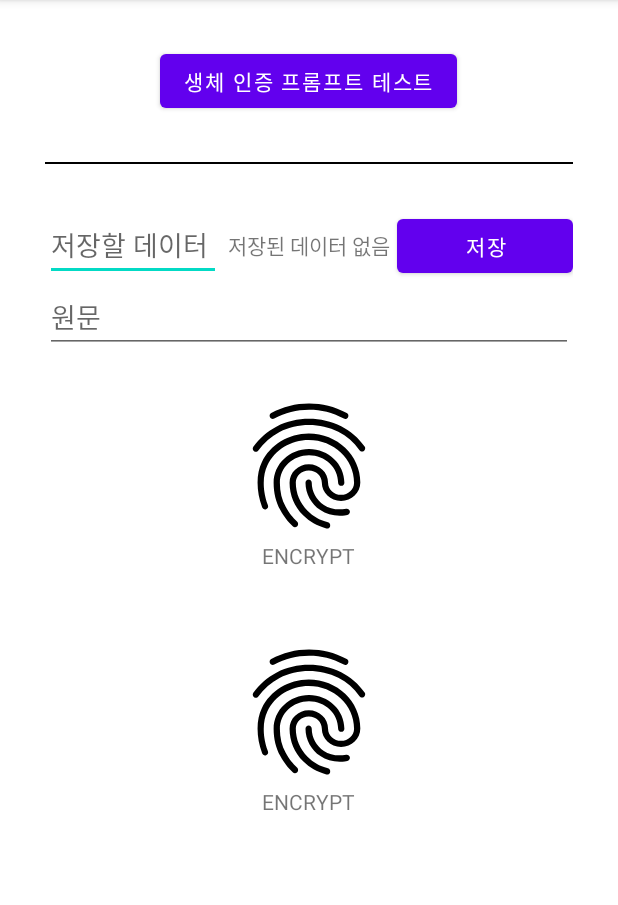
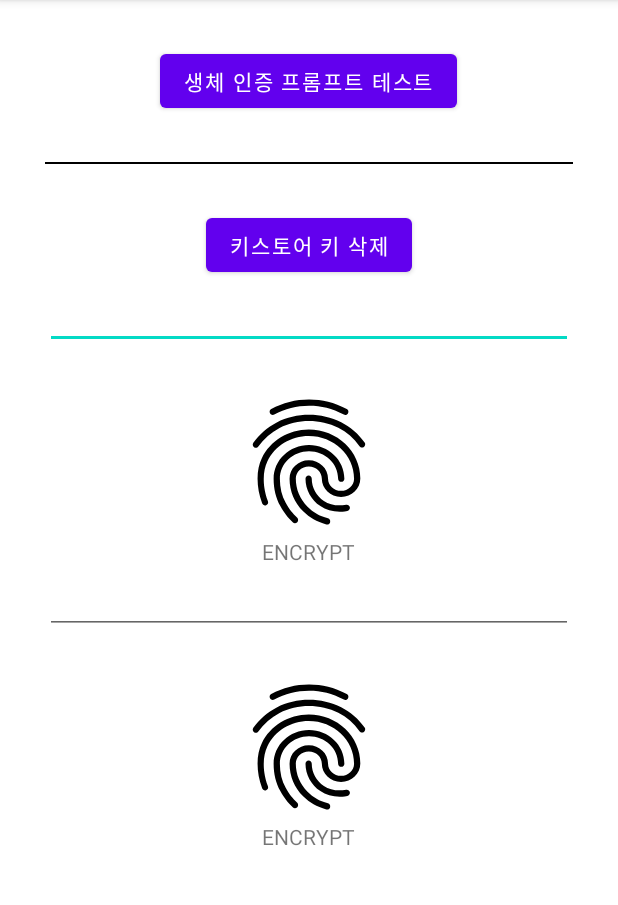
Before and after one commit to HYUNJUNEPARK/BioManager, an Android app: the screen it shows after launch (MainActivity), on a phone screen of 412 x 824 dp, the part 84-989 px from its top. Run offline under Robolectric (Android 15) with nearby library versions, the phone set to English and light mode, and no system bars; our stand-ins replace Timber, data binding; libraries missing offline, so code that uses them is left out: android.view.

```diff
--- a/app/src/main/res/layout/activity_main.xml
+++ b/app/src/main/res/layout/activity_main.xml
@@ -14,6 +14,10 @@
             name="isVisibleBiometricUI"
             type="Boolean" />
     </data>
+
+    <ScrollView
+        android:layout_width="match_parent"
+        android:layout_height="wrap_content">
 
         <LinearLayout
             android:layout_width="match_parent"
@@ -44,40 +48,17 @@
                 android:layout_marginVertical="30dp"
                 android:background="@color/black" />
 
-        <LinearLayout
-            android:layout_width="match_parent"
-            android:layout_height="wrap_content"
-            android:orientation="horizontal">
-
-            <EditText
-                android:layout_width="0dp"
-                android:layout_height="wrap_content"
-                android:layout_weight="1"
-                android:hint="저장할 데이터" />
-
-            <TextView
-                android:layout_width="0dp"
+            <Button
+                android:layout_width="wrap_content"
                 android:layout_height="wrap_content"
                 android:layout_gravity="center"
-                android:layout_weight="1"
-                android:ellipsize="end"
-                android:gravity="center"
-                android:maxLines="2"
-                android:text="저장된 데이터 없음" />
-
-            <Button
-                android:layout_width="0dp"
-                android:layout_height="wrap_content"
-                android:layout_weight="1"
-                android:text="저장" />
-
-        </LinearLayout>
+                android:onClick="@{()->main.deleteKey()}"
+                android:text="키스토어 키 삭제" />
 
             <EditText
                 android:id="@+id/main_edit_text"
                 android:layout_width="match_parent"
-            android:layout_height="wrap_content"
-            android:hint="원문" />
+                android:layout_height="wrap_content" />
 
             <LinearLayout
                 android:layout_width="wrap_content"
@@ -100,7 +81,7 @@
             </LinearLayout>
 
 
-        <TextView
+            <EditText
                 android:id="@+id/main_tv_encrypt"
                 android:layout_width="match_parent"
                 android:layout_height="wrap_content"
@@ -136,4 +117,6 @@
                 android:textColor="@color/purple_200"
                 tools:text="Decrypted String" />
         </LinearLayout>
+
+    </ScrollView>
 </layout>
```
Also changed, not shown: app/src/main/java/com/ex/app/EncryptionHelper.kt (+21 -0 lines), app/src/main/java/com/ex/app/MainActivity.kt (+11 -29 lines). Lines whose indentation alone changed are shown as unchanged.
